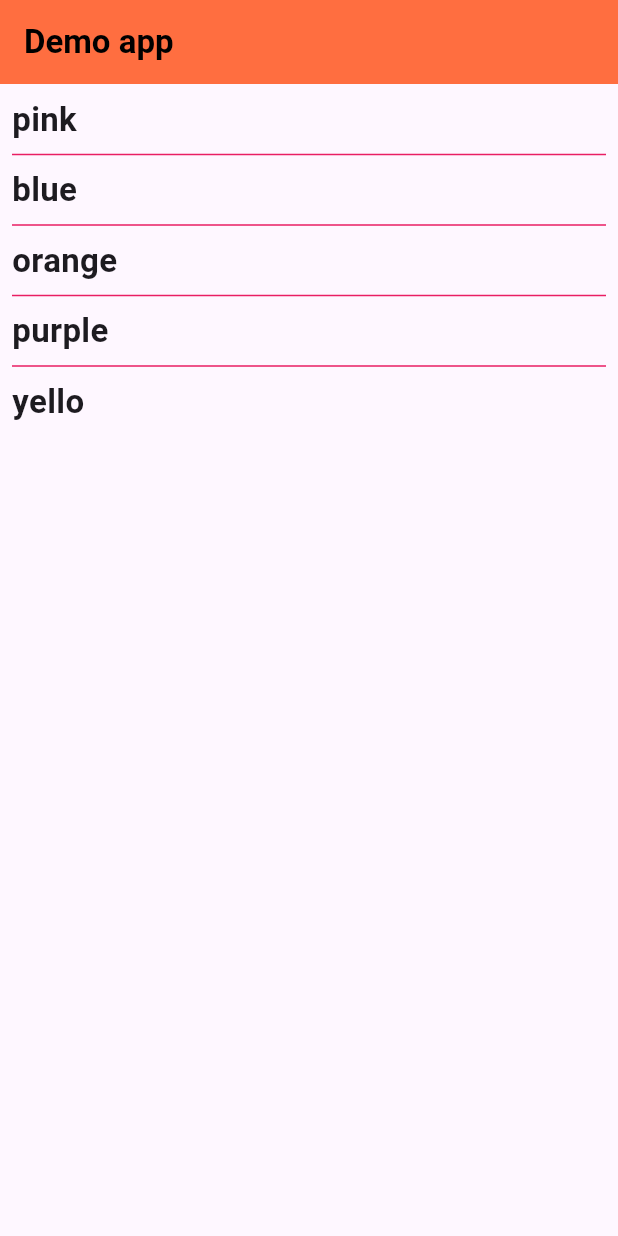
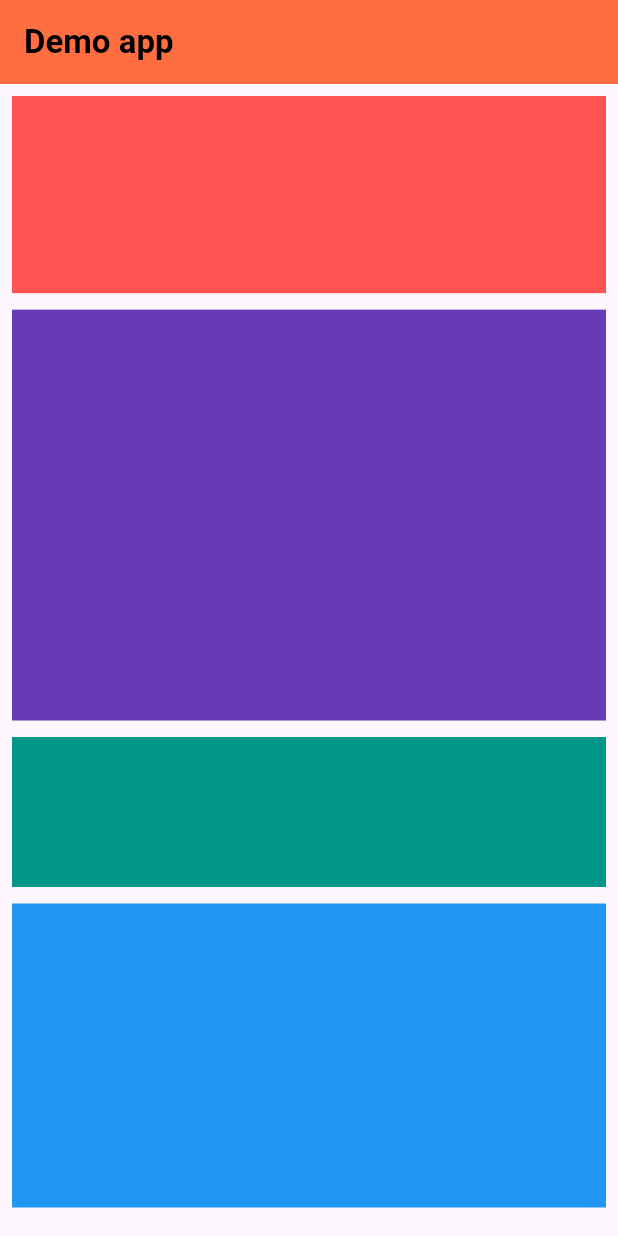
Before and after one commit to akashm936/practiceapp1, a Flutter app: the screen it shows after launch, on a phone screen of 412 x 824 dp. Run offline on Flutter 3.47's test engine with Material 3 defaults, Android fonts, the phone set to English and light mode, and no system bars.

Commit message:
New Widget Expanded Container are applied

```diff
--- a/lib/main.dart
+++ b/lib/main.dart
@@ -27,30 +27,75 @@ class MyApp extends StatelessWidget {
         ),
         body: Padding(
           padding: const EdgeInsets.all(8.0),
-          child: ListView.separated(
-            itemBuilder: (context, index) {
-              return Text(
-                arrColors[index],
-                style: TextStyle(
-                  fontSize: 22,
-                  fontWeight: FontWeight.bold,
-
+          child: Column(
+            children: [
+              Expanded(
+                flex: 2,
+                child: Container(
+                  margin: EdgeInsets.only(bottom: 11),
+                  color: Colors.redAccent,
+                  height: 100,
                 ),
-              );
-            },
-            itemCount: arrColors.length,
-            separatorBuilder: (context, index){
-              return Divider(
-                color: Colors.pink,
-                thickness: 1,
-              );
-            },
+              ),
+              Expanded(
+                flex: 4,
+                child: Container(
+                  margin: EdgeInsets.only(bottom: 11),
+                  color: Colors.deepPurple,
+                  height: 100,
+                ),
+              ),
+              Container(
+                margin: EdgeInsets.only(bottom: 11),
+                color: Colors.teal,
+                height: 100,
+              ),
+              Expanded(
+                flex: 3,
+                child: Container(
+                  margin: EdgeInsets.only(bottom: 11),
+                  color: Colors.blue,
+                  height: 100,
+                ),
+              )
+            ],
           ),
-        ),
+        )
       ),
     );
   }
 }
+
+
+
+
+
+// ListView , ListView Builder, List View Seperated
+
+
+// adding(
+//           padding: const EdgeInsets.all(8.0),
+//           child: ListView.separated(
+//             itemBuilder: (context, index) {
+//               return Text(
+//                 arrColors[index],
+//                 style: TextStyle(
+//                   fontSize: 22,
+//                   fontWeight: FontWeight.bold,
+//
+//                 ),
+//               );
+//             },
+//             itemCount: arrColors.length,
+//             separatorBuilder: (context, index){
+//               return Divider(
+//                 color: Colors.pink,
+//                 thickness: 1,
+//               );
+//             },
+//           ),
+//         ),
+
 //
 // Center(
 // child: Column(
```
